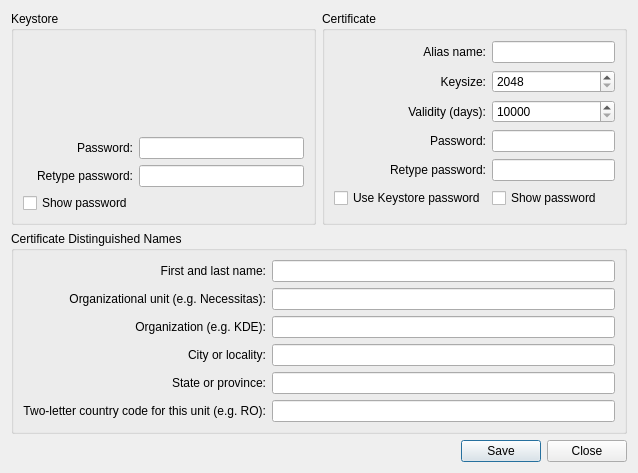
First picture: the form in objectwheel/builds/androidcreatekeystorecertificate.ui, repository objectwheel/objectwheel, before the edit.
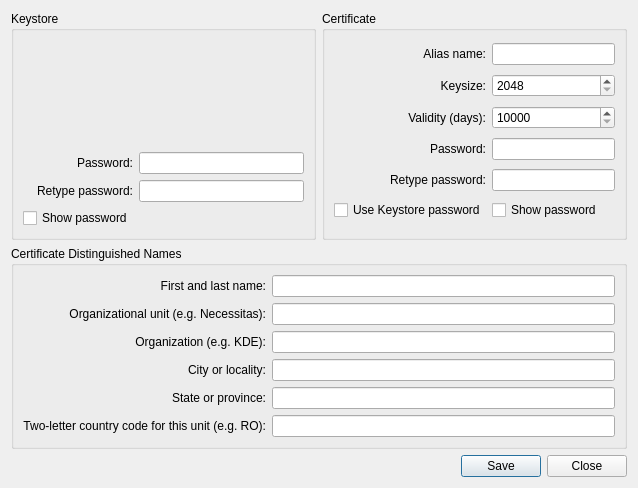
Second picture: the form after the edit.

The edit to the form file:
```diff
--- a/objectwheel/builds/androidcreatekeystorecertificate.ui
+++ b/objectwheel/builds/androidcreatekeystorecertificate.ui
@@ -7,7 +7,7 @@
     <x>0</x>
     <y>0</y>
     <width>638</width>
-    <height>473</height>
+    <height>488</height>
    </rect>
   </property>
   <property name="windowTitle">
```
Left out of the diff: 15 changed lines with no effect on the pictures.
